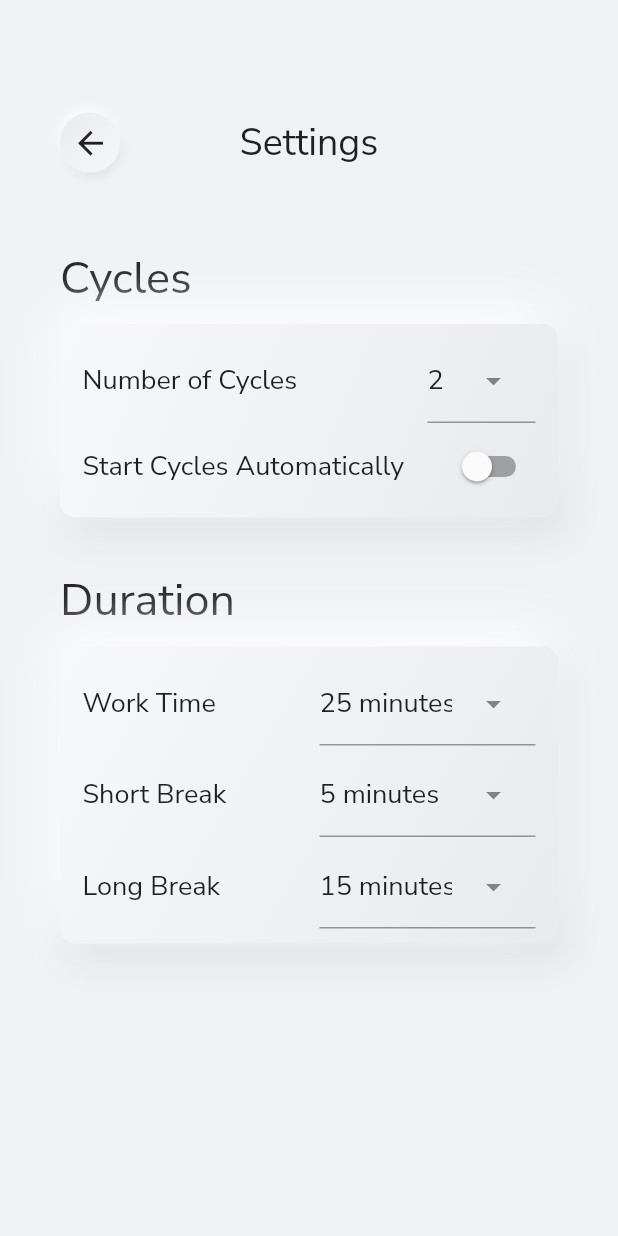
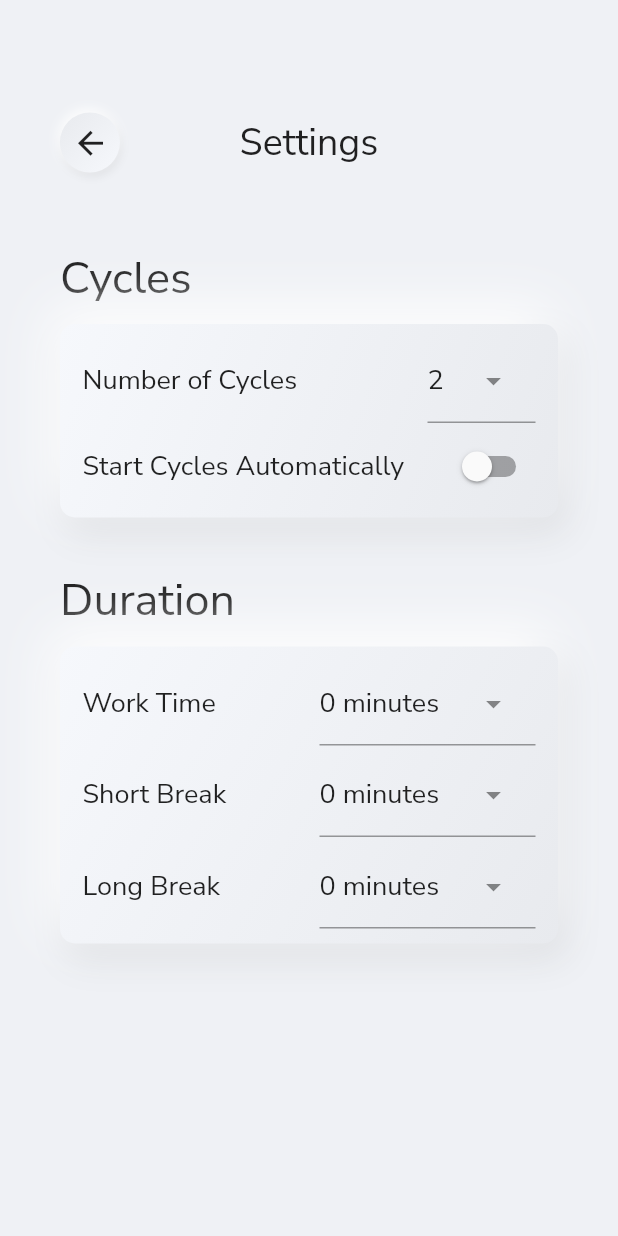
Before and after one commit to Jeshwin/tiny_projects_2023, a Flutter app: the screen it shows after launch, after a tap on the "settings" icon, on a phone screen of 412 x 824 dp. Run offline on Flutter 3.47's test engine with Material 2 defaults, Android fonts, the light colour scheme and no system bars; our stand-ins replace flutter_local_notifications, flutter_platform_widgets, shared_preferences.

Commit message:
Add notification sounds; discovered background timer bug that's really hard to fix!

```diff
--- a/flutter/pomodoro_timer/lib/settings.dart
+++ b/flutter/pomodoro_timer/lib/settings.dart
@@ -101,10 +101,6 @@ class _SettingsState extends State<Settings> {
                         onChanged: (bool value) {
                           settings.setIsAutomatic(value);
                         },
-                        activeColor:
-                            (Theme.of(context).brightness == Brightness.light)
-                                ? const Color(0xff74c7ec)
-                                : const Color(0xff04a5e5),
                       ),
                     ),
                   ],
--- a/flutter/pomodoro_timer/lib/utils/defaults.dart
+++ b/flutter/pomodoro_timer/lib/utils/defaults.dart
@@ -1,25 +1,51 @@
-const int defaultWorkTime = 1500000; // 25 minutes
-const int defaultShortBreakTime = 300000; // 5 minutes
-const int defaultLongBreakTime = 900000; // 15 minutes
+// const int defaultWorkTime = 1500000; // 25 minutes
+// const int defaultShortBreakTime = 300000; // 5 minutes
+// const int defaultLongBreakTime = 900000; // 15 minutes
+
+// const List<int> workTimeOptions = [
+//   900000, // 15 minutes
+//   1200000, // 20 minutes
+//   1500000, // 25 minutes
+//   1800000, // 30 minutes
+//   2400000, // 40 minutes
+//   2700000, // 45 minutes
+//   300000, // 50 minutes
+//   330000, // 60 minutes
+// ];
+
+// const List<int> shortBreakTimeOptions = [
+//   300000, // 5 minutes
+//   600000, // 10 minutes
+// ];
+
+// const List<int> longBreakTimeOptions = [
+//   900000, // 15 minutes
+//   1200000, // 20 minutes
+//   1800000, // 30 minutes
+// ];
+
+const int defaultWorkTime = 3000; // 25 minutes
+const int defaultShortBreakTime = 3000; // 5 minutes
+const int defaultLongBreakTime = 3000; // 15 minutes
 
 const List<int> workTimeOptions = [
-  900000, // 15 minutes
-  1200000, // 20 minutes
-  1500000, // 25 minutes
-  1800000, // 30 minutes
-  2400000, // 40 minutes
-  2700000, // 45 minutes
-  3000000, // 50 minutes
-  3600000, // 60 minutes
+  3000,
+  3000,
+  3000,
+  3000,
+  3000,
+  3000,
+  3000,
+  3000,
 ];
 
 const List<int> shortBreakTimeOptions = [
-  300000, // 5 minutes
-  600000, // 10 minutes
+  3000,
+  3000,
 ];
 
 const List<int> longBreakTimeOptions = [
-  900000, // 15 minutes
-  1200000, // 20 minutes
-  1800000, // 30 minutes
+  3000,
+  3000,
+  3000,
 ];
--- a/flutter/pomodoro_timer/lib/utils/notification_service.dart
+++ b/flutter/pomodoro_timer/lib/utils/notification_service.dart
@@ -0,0 +1,65 @@
+import 'package:flutter/material.dart';
+import 'package:flutter_local_notifications/flutter_local_notifications.dart';
+
+class NotificationService {
+  final FlutterLocalNotificationsPlugin notificationsPlugin =
+      FlutterLocalNotificationsPlugin();
+
+  Future<void> initNotification() async {
+    AndroidInitializationSettings initializationSettingsAndroid =
+        const AndroidInitializationSettings('app_icon');
+
+    DarwinInitializationSettings initializationSettingsIOS =
+        DarwinInitializationSettings(
+      requestAlertPermission: true,
+      requestBadgePermission: true,
+      requestSoundPermission: true,
+      onDidReceiveLocalNotification: (id, title, body, payload) async {},
+    );
+
+    InitializationSettings initializationSettings = InitializationSettings(
+      android: initializationSettingsAndroid,
+      iOS: initializationSettingsIOS,
+    );
+
+    await notificationsPlugin.initialize(
+      initializationSettings,
+      onDidReceiveNotificationResponse: (details) async {},
+    );
+
+    // Ask for permission to show notifications on Android
+    notificationsPlugin
+        .resolvePlatformSpecificImplementation<
+            AndroidFlutterLocalNotificationsPlugin>()
+        ?.requestPermission();
+  }
+
+  notificationDetails() {
+    return const NotificationDetails(
+      android: AndroidNotificationDetails(
+        '64c2e307-70c1-5475-9b01-f56522d46ba8',
+        'Timers',
+        importance: Importance.high,
+        color: Color(0xffdd7878),
+        sound: RawResourceAndroidNotificationSound('notif'),
+      ),
+      iOS: DarwinNotificationDetails(
+        sound: 'notif.aiff',
+      ),
+    );
+  }
+
+  Future showNotification({
+    int id = 0,
+    String? title,
+    String? body,
+    String? payload,
+  }) async {
+    return notificationsPlugin.show(
+      id,
+      title,
+      body,
+      await notificationDetails(),
+    );
+  }
+}
```
Also changed, not shown: flutter/pomodoro_timer/lib/main.dart (+22 -1 lines), 40 other files.
